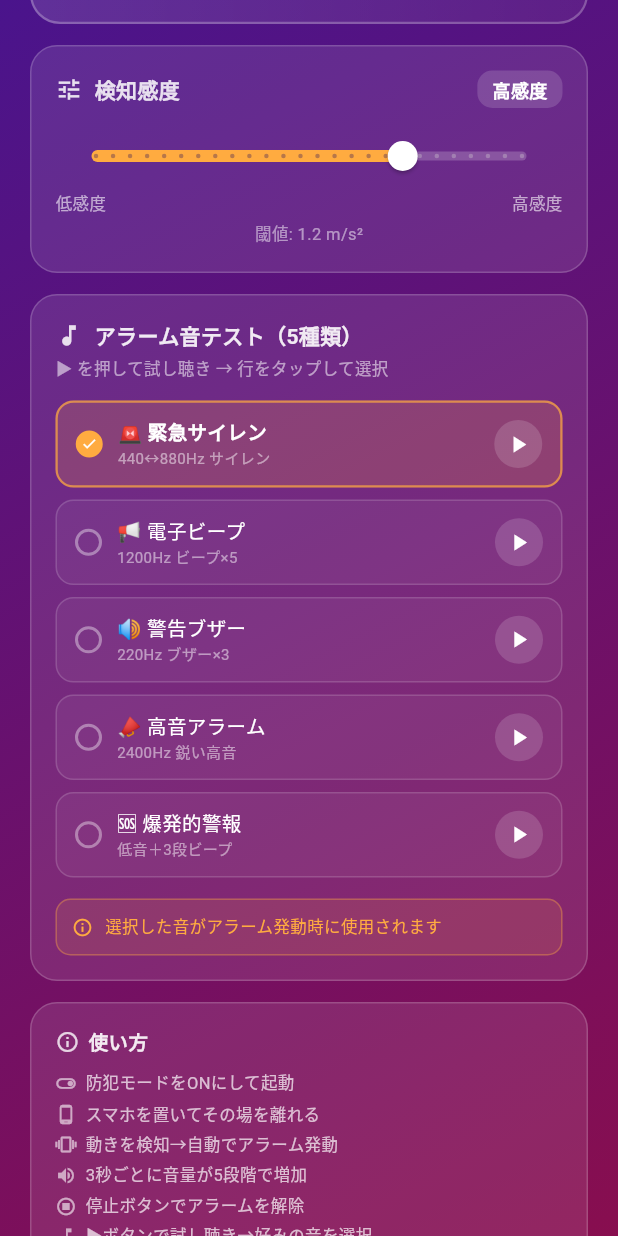
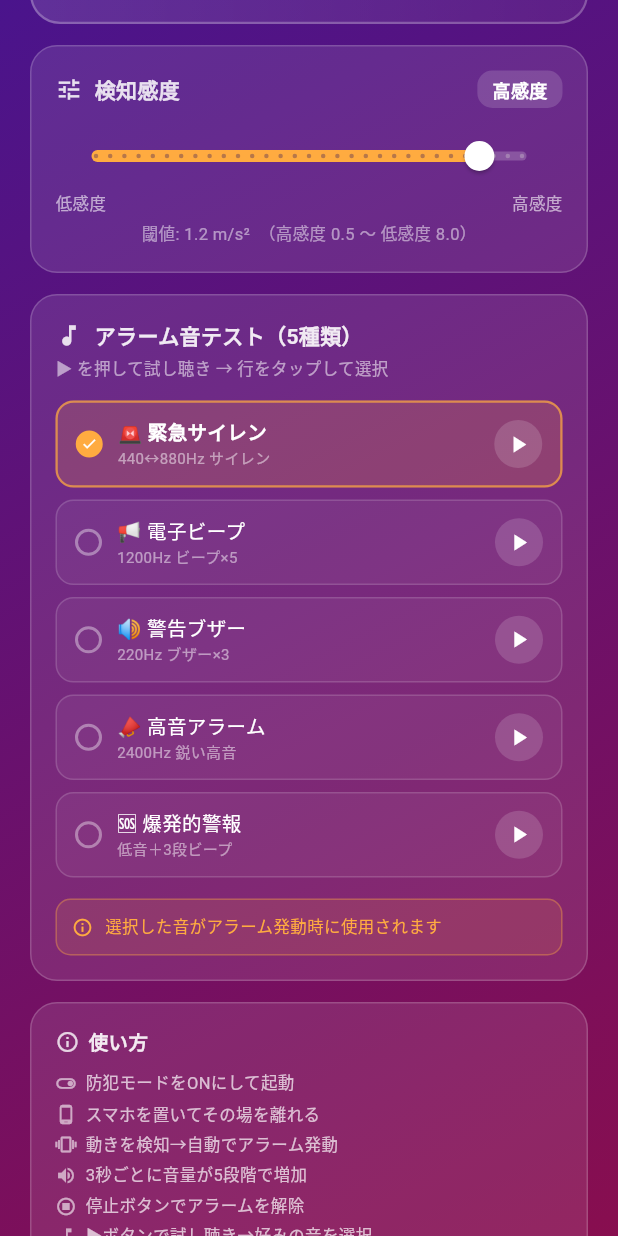
Before and after one commit to biroad-g/secure-alarm-app, a Flutter app: the screen it shows after launch, scrolled down 576 dp, on a phone screen of 412 x 824 dp. Run offline on Flutter 3.47's test engine with Material 3 defaults, Android fonts, the phone set to English and light mode, and no system bars; our stand-ins replace sensors_plus; missing offline and left inert: dart:js_interop.

Commit message:
Extend sensitivity range: max 3.0 → 8.0 m/s² for looser low sensitivity

```diff
--- a/lib/models/alarm_state.dart
+++ b/lib/models/alarm_state.dart
@@ -55,7 +55,7 @@ enum AlarmLevel {
 class AppState {
   final AlarmStatus status;
   final AlarmLevel level;
-  final double sensitivity;  // 0.5=高感度 〜 3.0=低感度
+  final double sensitivity;  // 0.5=高感度 〜 8.0=低感度
   final double currentDelta;
   final int selectedSound;   // 0〜4
 
--- a/lib/screens/home_screen.dart
+++ b/lib/screens/home_screen.dart
@@ -366,13 +366,14 @@ class _SensSlider extends StatelessWidget {
   final ValueChanged<double> onChange;
   const _SensSlider({required this.value, required this.onChange});
 
-  double get _disp => 3.5 - value;
+  // 表示値：右端=高感度(0.5)、左端=低感度(8.0) になるよう反転
+  double get _disp => 8.5 - value;
 
   String get _label {
     if (value <= 0.8) return '最高感度';
-    if (value <= 1.2) return '高感度';
-    if (value <= 1.8) return '標準';
-    if (value <= 2.4) return '低感度';
+    if (value <= 1.5) return '高感度';
+    if (value <= 3.0) return '標準';
+    if (value <= 5.5) return '低感度';
     return '最低感度';
   }
 
@@ -401,8 +402,8 @@ class _SensSlider extends StatelessWidget {
         trackHeight: 6,
       ),
       child: Slider(
-        value: _disp, min: 0.5, max: 3.0, divisions: 25,
-        onChanged: (v) => onChange(3.5 - v),
+        value: _disp, min: 0.5, max: 8.0, divisions: 30,
+        onChanged: (v) => onChange(8.5 - v),
       ),
     ),
     Row(mainAxisAlignment: MainAxisAlignment.spaceBetween, children: [
@@ -410,7 +411,7 @@ class _SensSlider extends StatelessWidget {
       Text('高感度', style: TextStyle(color: Colors.white.withValues(alpha: 0.6), fontSize: 11)),
     ]),
     const SizedBox(height: 4),
-    Text('閾値: ${value.toStringAsFixed(1)} m/s²',
+    Text('閾値: ${value.toStringAsFixed(1)} m/s²  （高感度 0.5 〜 低感度 8.0）',
       style: TextStyle(color: Colors.white.withValues(alpha: 0.5), fontSize: 11)),
   ]));
 }
```
Also changed, not shown: 3 other files.
